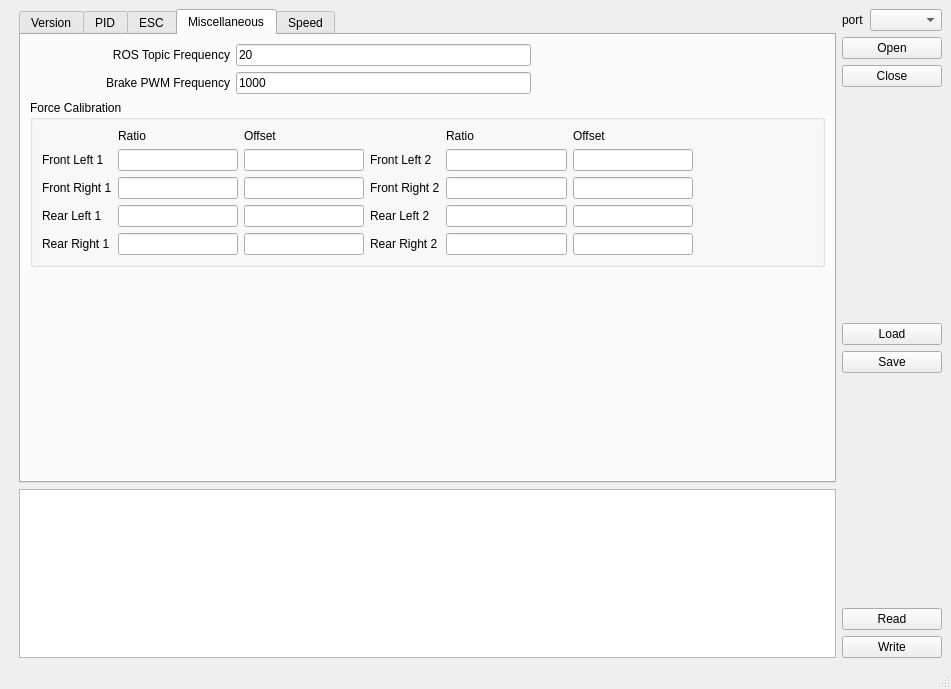
Qt form mpu/firmware/racecar_firmware/mainwindow.ui (flyback1228/racecar_1_5) before a commit.
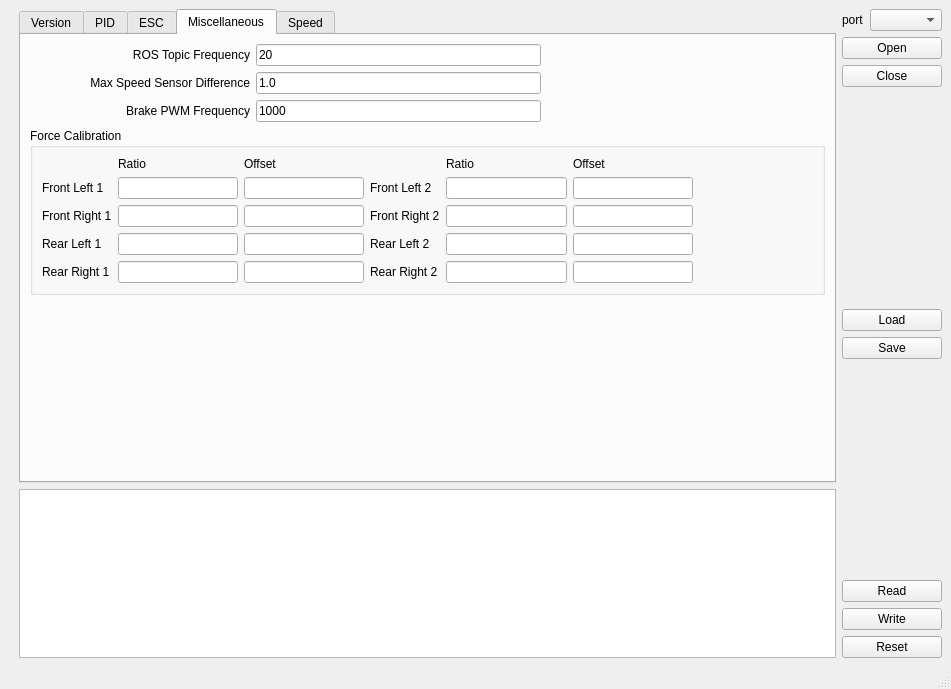
The same form after that commit. The open tabs and pages were chosen to show the change. Custom widgets are drawn as their Qt base class.

Patch:
```diff
--- a/mpu/firmware/racecar_firmware/mainwindow.ui
+++ b/mpu/firmware/racecar_firmware/mainwindow.ui
@@ -982,7 +982,7 @@
              <widget class="QLabel" name="label_14">
               <property name="minimumSize">
                <size>
-                <width>200</width>
+                <width>220</width>
                 <height>0</height>
                </size>
               </property>
@@ -1016,13 +1016,53 @@
             </item>
            </layout>
           </item>
+          <item>
+           <layout class="QHBoxLayout" name="horizontalLayout_22">
+            <item>
+             <widget class="QLabel" name="label_16">
+              <property name="minimumSize">
+               <size>
+                <width>220</width>
+                <height>0</height>
+               </size>
+              </property>
+              <property name="text">
+               <string>Max Speed Sensor Difference</string>
+              </property>
+              <property name="alignment">
+               <set>Qt::AlignRight|Qt::AlignTrailing|Qt::AlignVCenter</set>
+              </property>
+             </widget>
+            </item>
+            <item>
+             <widget class="QLineEdit" name="ledSpeedDifferenceWarning">
+              <property name="text">
+               <string>1.0</string>
+              </property>
+             </widget>
+            </item>
+            <item>
+             <spacer name="horizontalSpacer_19">
+              <property name="orientation">
+               <enum>Qt::Horizontal</enum>
+              </property>
+              <property name="sizeHint" stdset="0">
+               <size>
+                <width>40</width>
+                <height>20</height>
+               </size>
+              </property>
+             </spacer>
+            </item>
+           </layout>
+          </item>
           <item>
            <layout class="QHBoxLayout" name="horizontalLayout_17">
             <item>
              <widget class="QLabel" name="labelBrakeFrequency">
               <property name="minimumSize">
                <size>
-                <width>200</width>
+                <width>220</width>
                 <height>0</height>
                </size>
               </property>
@@ -1390,6 +1430,16 @@
         </property>
        </widget>
       </item>
+      <item>
+       <widget class="QPushButton" name="btnReset">
+        <property name="toolTip">
+         <string>Restart the control board</string>
+        </property>
+        <property name="text">
+         <string>Reset</string>
+        </property>
+       </widget>
+      </item>
      </layout>
     </item>
    </layout>
```
Left out of the diff: 6 changed lines with no effect on the pictures.
